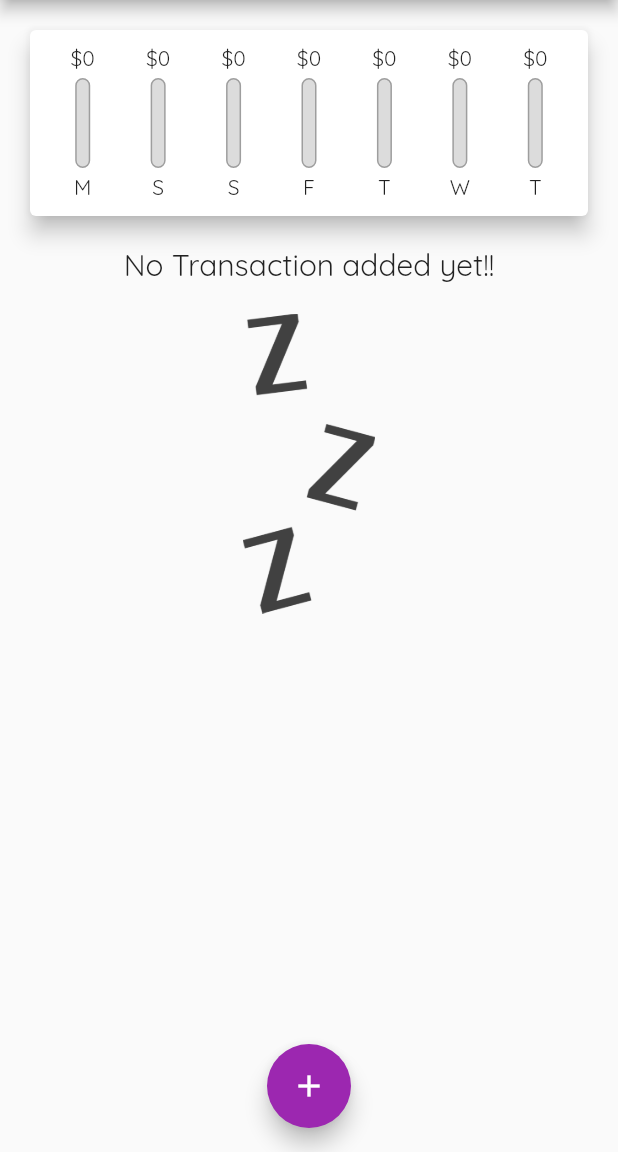
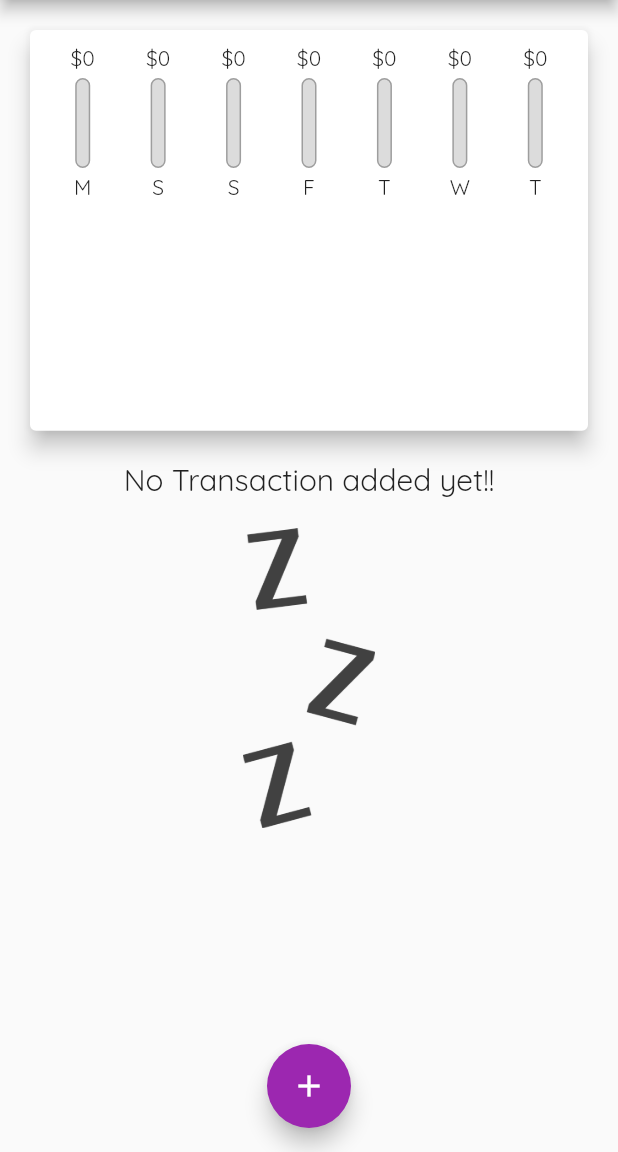
Before and after one commit to blackcodes2001/expense_tracker, a Flutter app: the screen it shows after launch, on a phone screen of 412 x 824 dp, the part 84-1236 px from its top. Run offline on Flutter 3.47's test engine with Material 2 defaults, Android fonts, the light colour scheme and no system bars.

Commit message:
add mediaquery

```diff
--- a/lib/main.dart
+++ b/lib/main.dart
@@ -94,8 +94,7 @@
 
   @override
   Widget build(BuildContext context) {
-    return Scaffold(
-      appBar: AppBar(
+    final appBar = AppBar(
       title: Text('Expance Tracker'),
       actions: [
         IconButton(
@@ -105,12 +104,24 @@
           icon: Icon(Icons.add),
         )
       ],
-      ),
+    );
+    return Scaffold(
+      appBar: appBar,
       body: SingleChildScrollView(
         child: Column(
           children: [
-            Chart(_recentTransactions),
-            TransactionList(_userTransaction, _deleteTransaction),
+            Container(
+                height: (MediaQuery.of(context).size.height -
+                        appBar.preferredSize.height -
+                        MediaQuery.of(context).padding.top) *
+                    0.4,
+                child: Chart(_recentTransactions)),
+            Container(
+                height: (MediaQuery.of(context).size.height -
+                        appBar.preferredSize.height -
+                        MediaQuery.of(context).padding.top) *
+                    0.6,
+                child: TransactionList(_userTransaction, _deleteTransaction)),
           ],
         ),
       ),
--- a/lib/widgets/transaction_list.dart
+++ b/lib/widgets/transaction_list.dart
@@ -9,7 +9,6 @@
   @override
   Widget build(BuildContext context) {
     return Container(
-      height: 450,
       child: transactions.isEmpty
           ? Column(
               children: [
```
Also changed, not shown: 1 other file. Lines whose indentation alone changed are shown as unchanged.
